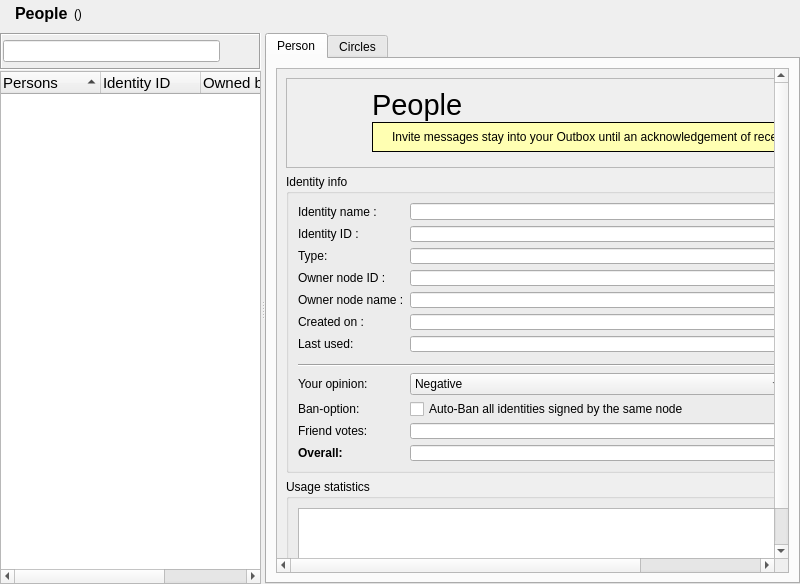
Before: the Qt Designer form retroshare-gui/src/gui/Identity/IdDialog.ui in RetroShare/RetroShare, drawn with Qt 5.
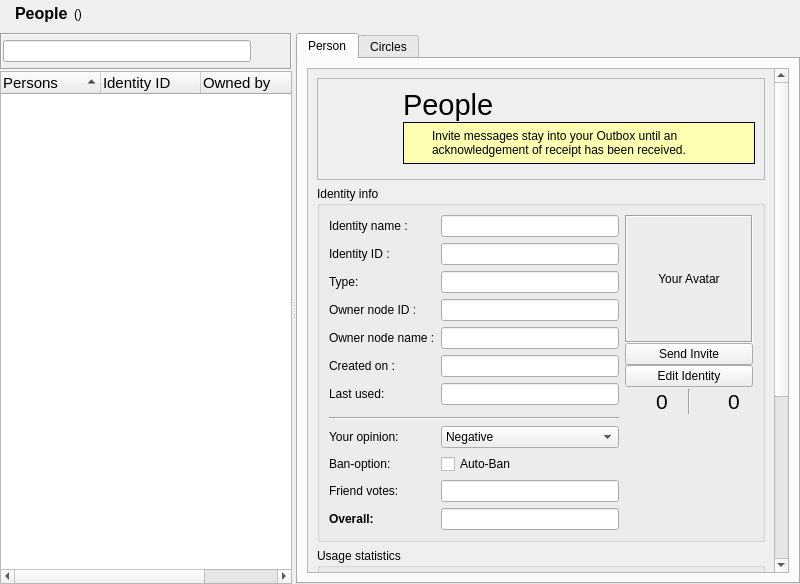
After: the same form once the commit is applied. Icons and pictures are not drawn. Custom widgets are drawn as their Qt base class.

What changed in the file:
```diff
--- a/retroshare-gui/src/gui/Identity/IdDialog.ui
+++ b/retroshare-gui/src/gui/Identity/IdDialog.ui
@@ -301,8 +301,8 @@
             <rect>
              <x>0</x>
              <y>0</y>
-             <width>634</width>
-             <height>538</height>
+             <width>479</width>
+             <height>731</height>
             </rect>
            </property>
            <layout class="QVBoxLayout" name="scrollAreaWidgetContentsVLayout">
@@ -338,21 +338,14 @@
                    </property>
                   </widget>
                  </item>
-                 <item>
-                  <spacer name="verticalSpacer">
-                   <property name="orientation">
-                    <enum>Qt::Vertical</enum>
-                   </property>
-                   <property name="sizeHint" stdset="0">
-                    <size>
-                     <width>518</width>
-                     <height>17</height>
-                    </size>
-                   </property>
-                  </spacer>
-                 </item>
                  <item>
                   <widget class="QFrame" name="info_Frame_Invite">
+                   <property name="sizePolicy">
+                    <sizepolicy hsizetype="Expanding" vsizetype="Preferred">
+                     <horstretch>0</horstretch>
+                     <verstretch>0</verstretch>
+                    </sizepolicy>
+                   </property>
                    <property name="palette">
                     <palette>
                      <active>
@@ -490,6 +483,9 @@
                       <property name="text">
                        <string notr="true">Invite messages stay into your Outbox until an acknowledgement of receipt has been received.</string>
                       </property>
+                      <property name="wordWrap">
+                       <bool>true</bool>
+                      </property>
                      </widget>
                     </item>
                     <item>
@@ -895,9 +891,12 @@
                </item>
                <item row="11" column="1">
                 <widget class="QCheckBox" name="autoBanIdentities_CB">
-                 <property name="text">
+                 <property name="toolTip">
                   <string>Auto-Ban all identities signed by the same node</string>
                  </property>
+                 <property name="text">
+                  <string>Auto-Ban</string>
+                 </property>
                 </widget>
                </item>
                <item row="4" column="1">
```
